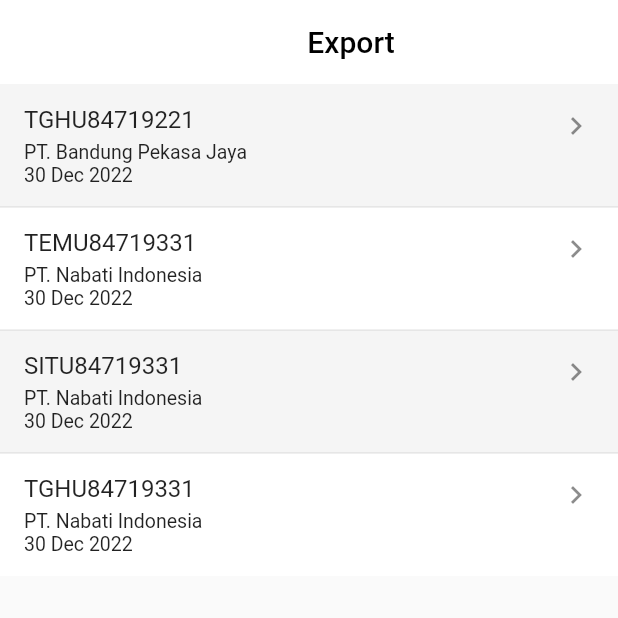
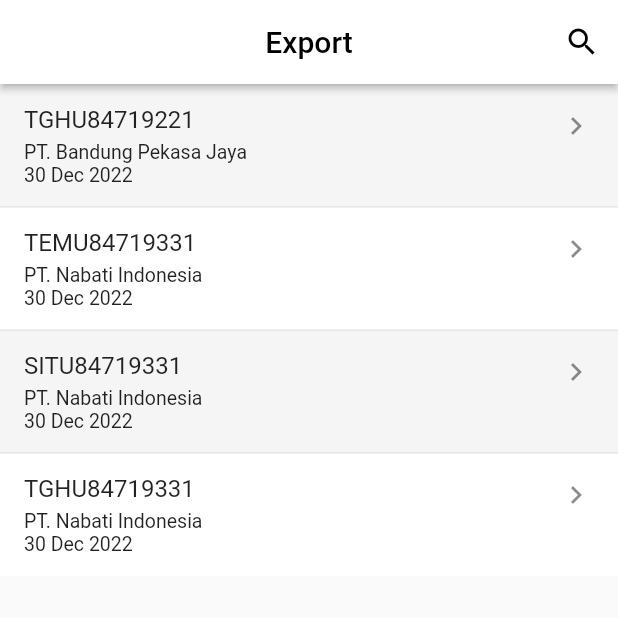
Before and after one commit to ouwteam/dms-portal-app, a Flutter app: the ExportStackPage screen opened directly, on a phone screen of 412 x 824 dp, the top half of it. Run offline on Flutter 3.47's test engine with Material 2 defaults, Android fonts, the phone set to English and light mode, and no system bars.

Commit message:
improve stackpage import/export

```diff
--- a/lib/page/stack/ExportStackPage.dart
+++ b/lib/page/stack/ExportStackPage.dart
@@ -49,16 +49,24 @@
       },
       child: Scaffold(
         appBar: AppBar(
+          centerTitle: true,
           backgroundColor: Colors.white,
-          title: Center(
-            child: Text(
-              widget.title,
-              style: TextStyle(
+          title: Text(
+            widget.title,
+            style: TextStyle(
+              color: Colors.black,
+            ),
+          ),
+          actions: [
+            IconButton(
+              onPressed: () {},
+              icon: Icon(
+                Icons.search,
                 color: Colors.black,
               ),
             ),
-          ),
-          elevation: 0,
+          ],
+          elevation: 2,
         ),
         body: RefreshIndicator(
           onRefresh: () async {},
```
Also changed, not shown: lib/page/stack/ImportStackPage.dart (+14 -6 lines).
